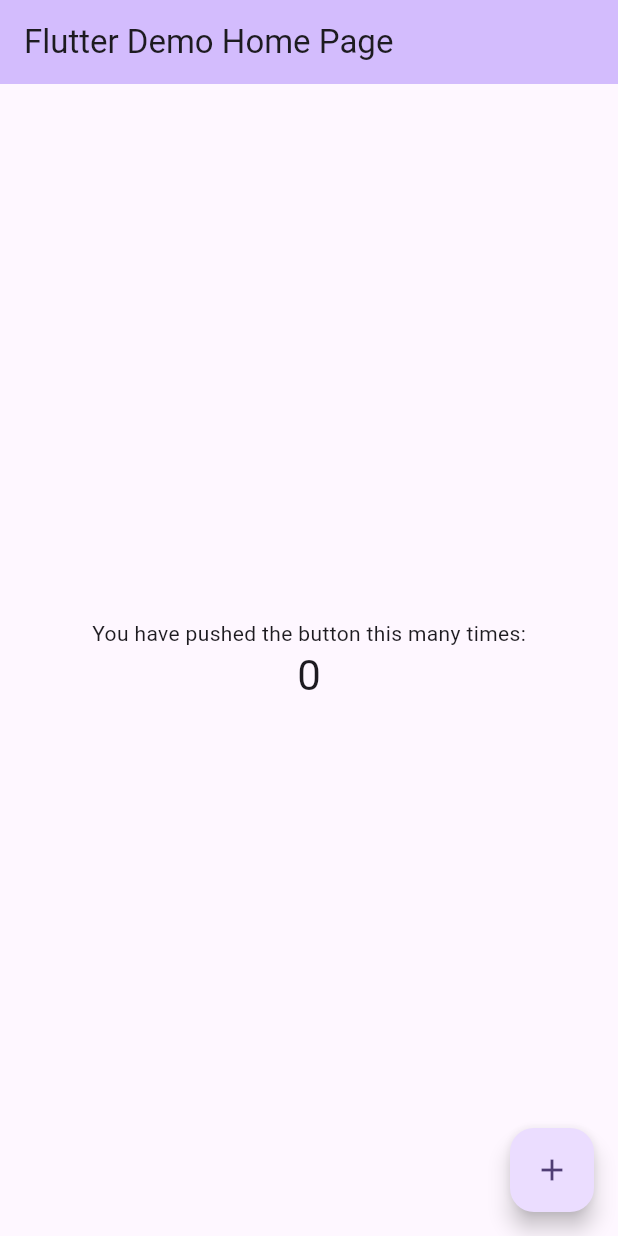
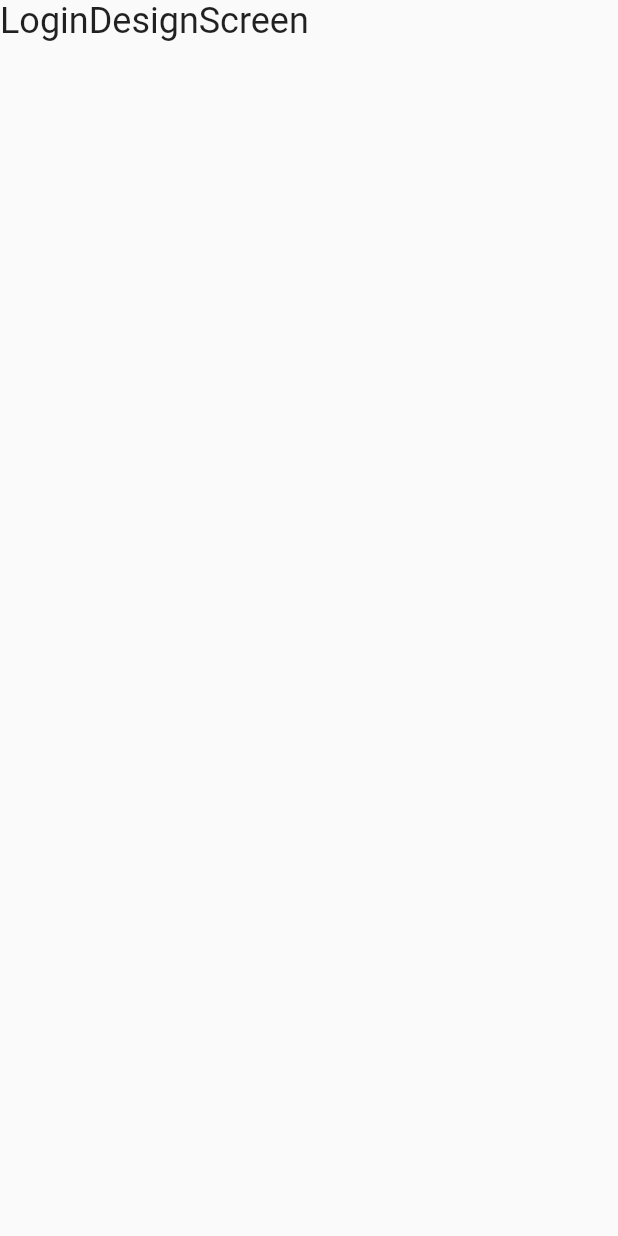
Before and after one commit to AyaAbdElmoneim158/Flutter_Learning_Challenges_2023, a Flutter app: the screen it shows after launch, on a phone screen of 412 x 824 dp. Run offline on Flutter 3.47's test engine with Material 2 defaults, Android fonts, the phone set to English and light mode, and no system bars.

Commit message:
Add Section 1,2,3 ..... just Design Login + messenger

```diff
--- /dev/null
+++ b/app/lib/2.Flutter_Basics_session/flutter_basics_session.dart
@@ -0,0 +1,23 @@
+import 'package:app/2.Flutter_Basics_session/login_design_screen.dart';
+import 'package:flutter/material.dart';
+
+/* Section.3  --------------------------------------------------------->
+  !~> Install.SDK + IDE
+  !~> Create + Run first project
+  !~> AppBar + IconButton + SafeArea + SingleScrollView
+  !~> Column + Row + Expanded + Wrap + Stack
+  !~> ListView + GridView + stateLess vs stateFull
+  !~> Design Login + Messenger
+
+ */
+
+class FlutterBasicsSession extends StatelessWidget {
+  const FlutterBasicsSession({super.key});
+
+  @override
+  Widget build(BuildContext context) {
+    return const MaterialApp(
+      home: LoginDesignScreen(),
+    );
+  }
+}
--- /dev/null
+++ b/app/lib/2.Flutter_Basics_session/login_design_screen.dart
@@ -0,0 +1,15 @@
+import 'package:flutter/material.dart';
+
+class LoginDesignScreen extends StatelessWidget {
+  const LoginDesignScreen({super.key});
+
+  @override
+  Widget build(BuildContext context) {
+    return Scaffold(
+      body: Text(
+        "LoginDesignScreen",
+        style: Theme.of(context).textTheme.headlineSmall,
+      ),
+    );
+  }
+}
--- a/app/lib/main.dart
+++ b/app/lib/main.dart
@@ -1,125 +1,6 @@
+import 'package:app/2.Flutter_Basics_session/flutter_basics_session.dart';
 import 'package:flutter/material.dart';
 
 void main() {
-  runApp(const MyApp());
+  runApp(const FlutterBasicsSession());
 }
-
-class MyApp extends StatelessWidget {
-  const MyApp({super.key});
-
-  // This widget is the root of your application.
-  @override
-  Widget build(BuildContext context) {
-    return MaterialApp(
-      title: 'Flutter Demo',
-      theme: ThemeData(
-        // This is the theme of your application.
-        //
-        // TRY THIS: Try running your application with "flutter run". You'll see
-        // the application has a blue toolbar. Then, without quitting the app,
-        // try changing the seedColor in the colorScheme below to Colors.green
-        // and then invoke "hot reload" (save your changes or press the "hot
-        // reload" button in a Flutter-supported IDE, or press "r" if you used
-        // the command line to start the app).
-        //
-        // Notice that the counter didn't reset back to zero; the application
-        // state is not lost during the reload. To reset the state, use hot
-        // restart instead.
-        //
-        // This works for code too, not just values: Most code changes can be
-        // tested with just a hot reload.
-        colorScheme: ColorScheme.fromSeed(seedColor: Colors.deepPurple),
-        useMaterial3: true,
-      ),
-      home: const MyHomePage(title: 'Flutter Demo Home Page'),
-    );
-  }
-}
-
-class MyHomePage extends StatefulWidget {
-  const MyHomePage({super.key, required this.title});
-
-  // This widget is the home page of your application. It is stateful, meaning
-  // that it has a State object (defined below) that contains fields that affect
-  // how it looks.
-
-  // This class is the configuration for the state. It holds the values (in this
-  // case the title) provided by the parent (in this case the App widget) and
-  // used by the build method of the State. Fields in a Widget subclass are
-  // always marked "final".
-
-  final String title;
-
-  @override
-  State<MyHomePage> createState() => _MyHomePageState();
-}
-
-class _MyHomePageState extends State<MyHomePage> {
-  int _counter = 0;
-
-  void _incrementCounter() {
-    setState(() {
-      // This call to setState tells the Flutter framework that something has
-      // changed in this State, which causes it to rerun the build method below
-      // so that the display can reflect the updated values. If we changed
-      // _counter without calling setState(), then the build method would not be
-      // called again, and so nothing would appear to happen.
-      _counter++;
-    });
-  }
-
-  @override
-  Widget build(BuildContext context) {
-    // This method is rerun every time setState is called, for instance as done
-    // by the _incrementCounter method above.
-    //
-    // The Flutter framework has been optimized to make rerunning build methods
-    // fast, so that you can just rebuild anything that needs updating rather
-    // than having to individually change instances of widgets.
-    return Scaffold(
-      appBar: AppBar(
-        // TRY THIS: Try changing the color here to a specific color (to
-        // Colors.amber, perhaps?) and trigger a hot reload to see the AppBar
-        // change color while the other colors stay the same.
-        backgroundColor: Theme.of(context).colorScheme.inversePrimary,
-        // Here we take the value from the MyHomePage object that was created by
-        // the App.build method, and use it to set our appbar title.
-        title: Text(widget.title),
-      ),
-      body: Center(
-        // Center is a layout widget. It takes a single child and positions it
-        // in the middle of the parent.
-        child: Column(
-          // Column is also a layout widget. It takes a list of children and
-          // arranges them vertically. By default, it sizes itself to fit its
-          // children horizontally, and tries to be as tall as its parent.
-          //
-          // Column has various properties to control how it sizes itself and
-          // how it positions its children. Here we use mainAxisAlignment to
-          // center the children vertically; the main axis here is the vertical
-          // axis because Columns are vertical (the cross axis would be
-          // horizontal).
-          //
-          // TRY THIS: Invoke "debug painting" (choose the "Toggle Debug Paint"
-          // action in the IDE, or press "p" in the console), to see the
-          // wireframe for each widget.
-          mainAxisAlignment: MainAxisAlignment.center,
-          children: <Widget>[
-            const Text(
-              'You have pushed the button this many times:',
-            ),
-            Text(
-              '$_counter',
-              style: Theme.of(context).textTheme.headlineMedium,
-            ),
-          ],
-        ),
-      ),
-      floatingActionButton: FloatingActionButton(
-        onPressed: _incrementCounter,
-        tooltip: 'Increment',
-        child: const Icon(Icons.add),
-      ), // This trailing comma makes auto-formatting nicer for build methods.
-    );
-  }
-}
```
Also changed, not shown: app/lib/1.Dart_session/intro_to_dart.dart (added, +36 -0 lines), app/lib/2.Flutter_Basics_session/messenger_design_screen.dart (added, +15 -0 lines), app/assets/images/LOGIN_عبدالله منصور.PNG (added), app/assets/images/MESSANGER_عبدالله منصور.PNG (added), 1 other file.
